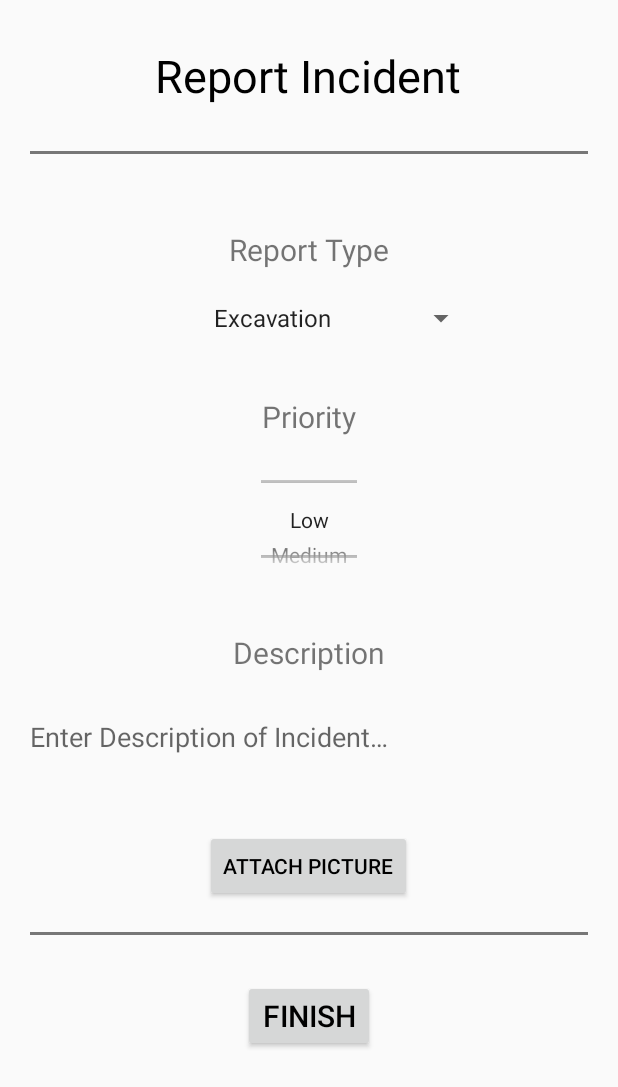
After one commit to gaurav-kay/BPCL-Track, an Android app: the ReportActivity screen opened directly, with no data from a screen before it, on a phone screen of 412 x 824 dp. The commit adds this screen. Shown: the top 1087 px of the screen. Run offline under Robolectric (Android 15) with nearby library versions, the phone set to English and light mode, and no system bars; our stand-ins replace Firebase (no records; nobody signed in at launch, a user with empty details on screens opened directly); 1 statement that could not run was skipped.

Commit message:
report activity, bugs

```diff
--- a/app/build.gradle
+++ b/app/build.gradle
@@ -27,6 +27,7 @@ dependencies {
     implementation 'com.google.firebase:firebase-firestore:21.4.3'
     implementation 'com.google.android.gms:play-services-maps:17.0.0'
     implementation 'com.google.firebase:firebase-auth:19.3.1'
+    implementation 'com.google.firebase:firebase-storage:16.0.4'
     testImplementation 'junit:junit:4.12'
     androidTestImplementation 'androidx.test.ext:junit:1.1.1'
     androidTestImplementation 'androidx.test.espresso:espresso-core:3.2.0'
--- a/app/src/main/java/com/example/bpcltrack/LoadKml.java
+++ b/app/src/main/java/com/example/bpcltrack/LoadKml.java
@@ -5,7 +5,9 @@ import android.os.AsyncTask;
 import android.util.Log;
 import android.view.View;
 
+import com.google.android.gms.maps.CameraUpdateFactory;
 import com.google.android.gms.maps.model.LatLng;
+import com.google.android.gms.maps.model.LatLngBounds;
 import com.google.android.gms.maps.model.PolylineOptions;
 
 import java.io.BufferedReader;
@@ -20,6 +22,7 @@ public class LoadKml extends AsyncTask<Void, Void, PolylineOptions> {
     private static final String TAG = "TAG";
 
     private WeakReference<MapsActivity> mapsActivityWeakReference;
+    private LatLngBounds.Builder cameraBounds = new LatLngBounds.Builder();
 
     public LoadKml(MapsActivity activity) {
         this.mapsActivityWeakReference = new WeakReference<>(activity);
@@ -51,6 +54,7 @@ public class LoadKml extends AsyncTask<Void, Void, PolylineOptions> {
                 }
                 String[] row = line.split(",");
 
+                cameraBounds.include(new LatLng(Double.parseDouble(row[1]), Double.parseDouble(row[0])));
                 polylineOptions.add(new LatLng(Double.parseDouble(row[1]), Double.parseDouble(row[0])));
             }
         } catch (IOException e) {
@@ -69,5 +73,6 @@ public class LoadKml extends AsyncTask<Void, Void, PolylineOptions> {
         activity.pipelineLatLngs = (ArrayList<LatLng>) polylineOptions.getPoints();
         activity.mMap.addPolyline(polylineOptions);
         activity.progressBar.setVisibility(View.INVISIBLE);
+        activity.mMap.moveCamera(CameraUpdateFactory.newLatLngBounds(this.cameraBounds.build(), 150));
     }
 }
--- /dev/null
+++ b/app/src/main/java/com/example/bpcltrack/ReportActivity.java
@@ -0,0 +1,237 @@
+package com.example.bpcltrack;
+
+import androidx.annotation.NonNull;
+import androidx.annotation.Nullable;
+import androidx.appcompat.app.AppCompatActivity;
+import androidx.core.content.FileProvider;
+
+import android.app.Activity;
+import android.content.Intent;
+import android.graphics.Bitmap;
+import android.graphics.BitmapFactory;
+import android.location.Location;
+import android.net.Uri;
+import android.os.Bundle;
+import android.provider.MediaStore;
+import android.util.Log;
+import android.view.View;
+import android.view.ViewGroup;
+import android.widget.ArrayAdapter;
+import android.widget.Button;
+import android.widget.EditText;
+import android.widget.ImageView;
+import android.widget.NumberPicker;
+import android.widget.ProgressBar;
+import android.widget.Spinner;
+import android.widget.Toast;
+
+import com.google.android.gms.tasks.Continuation;
+import com.google.android.gms.tasks.OnFailureListener;
+import com.google.android.gms.tasks.OnSuccessListener;
+import com.google.android.gms.tasks.Task;
+import com.google.firebase.auth.FirebaseAuth;
+import com.google.firebase.firestore.FirebaseFirestore;
+import com.google.firebase.storage.FirebaseStorage;
+import com.google.firebase.storage.StorageMetadata;
+import com.google.firebase.storage.StorageReference;
+import com.google.firebase.storage.UploadTask;
+
+import java.io.File;
+import java.text.SimpleDateFormat;
+import java.util.ArrayList;
+import java.util.Date;
+import java.util.HashMap;
+import java.util.Locale;
+import java.util.Objects;
+import java.util.UUID;
+
+public class ReportActivity extends AppCompatActivity {
+
+    private static final String TAG = "TAG";
+
+    private static final int REQUEST_IMAGE_CAPTURE = 1;
+    private static final String[] REPORT_TYPES =
+            new String[]{"Excavation", "Pipe Damage", "Pipe Leak", "Maintenance Required", "Other"};
+    private static final String[] PRIORITY_LEVELS =
+            new String[]{"Low", "Medium", "High", "Severe"};
+
+    private Button takePictureButton, submitButton;
+    private ViewGroup linearLayout;
+    private Spinner spinner;
+    private NumberPicker priorityPicker;
+    private EditText descriptionEditText;
+    private ProgressBar progressBar;
+
+    private StorageReference mStorageRef;
+    private SimpleDateFormat simpleDateFormat = new SimpleDateFormat("yyyy-MM-dd HH:mm:ss", Locale.ENGLISH);
+
+    private ArrayList<Uri> photoFileUris;
+
+    @Override
+    protected void onCreate(Bundle savedInstanceState) {
+        super.onCreate(savedInstanceState);
+        setContentView(R.layout.activity_report);
+
+        Bundle bundle = getIntent().getExtras();
+        Log.d(TAG, "onCreate: " + bundle);
+        final ArrayList<Location> locations = (ArrayList<Location>) bundle.get("locations");
+
+        photoFileUris = new ArrayList<>();
+        mStorageRef = FirebaseStorage.getInstance().getReference();
+
+        spinner = findViewById(R.id.report_type_spinner);
+        priorityPicker = findViewById(R.id.priority_picker);
+        descriptionEditText = findViewById(R.id.report_description_edit_text);
+        takePictureButton = findViewById(R.id.take_picture_button);
+        linearLayout = findViewById(R.id.linear_layout);
+        submitButton = findViewById(R.id.submit_report_button);
+        progressBar = findViewById(R.id.submit_report_progress_bar);
+
+        // spinner
+        ArrayAdapter<String> arrayAdapter = new ArrayAdapter<>(this, android.R.layout.simple_spinner_item, REPORT_TYPES);
+        arrayAdapter.setDropDownViewResource(android.R.layout.simple_spinner_dropdown_item);
+        spinner.setAdapter(arrayAdapter);
+
+        // picker
+        priorityPicker.setMinValue(0);
+        priorityPicker.setMaxValue(PRIORITY_LEVELS.length - 1);
+        priorityPicker.setValue(0);
+        priorityPicker.setWrapSelectorWheel(false);
+        priorityPicker.setDisplayedValues(PRIORITY_LEVELS);
+
+        takePictureButton.setOnClickListener(new View.OnClickListener() {
+            @Override
+            public void onClick(View v) {
+                dispatchTakePictureIntent();
+            }
+        });
+
+        submitButton.setOnClickListener(new View.OnClickListener() {
+            @Override
+            public void onClick(View v) {
+                submitReport(locations);
+            }
+        });
+    }
+
+    private void dispatchTakePictureIntent() {
+        Intent takePictureIntent = new Intent(MediaStore.ACTION_IMAGE_CAPTURE);
+        if (takePictureIntent.resolveActivity(getPackageManager()) != null) {
+            File photoFile = new File(this.getFilesDir(), "Report" + new Date().getTime() + ".jpg");
+            String authorities = getApplicationContext().getPackageName() + ".fileprovider";
+            Uri photoURI = FileProvider.getUriForFile(this, authorities, photoFile);
+
+            photoFileUris.add(photoURI);
+
+            takePictureIntent.putExtra(MediaStore.EXTRA_OUTPUT, photoURI);
+            startActivityForResult(takePictureIntent, REQUEST_IMAGE_CAPTURE);
+        }
+    }
+
+    private void submitReport(ArrayList<Location> locations) {
+        progressBar.setVisibility(View.VISIBLE);
+
+        final HashMap<String, Object> report = new HashMap<>();
+        final ArrayList<HashMap<String, Object>> imageDescriptions = new ArrayList<>();
+
+        final String reportTime = String.valueOf(new Date().getTime());
+        final FirebaseAuth auth = FirebaseAuth.getInstance();
+
+        report.put("uid", auth.getCurrentUser().getUid());
+        report.put("priority", PRIORITY_LEVELS[priorityPicker.getValue()]);
+        report.put("reportTime", reportTime);
+        report.put("description", descriptionEditText.getText().toString());
+        report.put("locations", locations);
+        report.put("reportLocation", locations.get(locations.size() - 1));
+
+        for (final Uri photoFileUri : photoFileUris) {
+            final StorageReference imageRef = mStorageRef
+                    .child(auth.getCurrentUser().getEmail())
+                    .child(reportTime)  // or simpleDateFormat
+                    .child(UUID.randomUUID().toString());
+            UploadTask uploadTask = imageRef.putFile(
+                    photoFileUri,
+                    new StorageMetadata.Builder()
+                            .setCustomMetadata(
+                                    "description",
+                                    descriptionEditText.getText().toString()
+                            )
+                            .build()
+            );
+            uploadTask.continueWithTask(new Continuation<UploadTask.TaskSnapshot, Task<Uri>>() {
+                @Override
+                public Task<Uri> then(@NonNull Task<UploadTask.TaskSnapshot> task) throws Exception {
+                    if (!task.isSuccessful()) {
+                        Log.e(TAG, "then: ", task.getException());
+                        throw Objects.requireNonNull(task.getException());
+                    }
+
+                    return imageRef.getDownloadUrl();
+                }
+            }).addOnSuccessListener(new OnSuccessListener<Uri>() {
+                @Override
+                public void onSuccess(Uri uri) {
+                    HashMap<String, Object> map = new HashMap<>();
+                    map.put("imageUrl", uri);
+                    map.put(
+                            "description",
+                            ((EditText) linearLayout.getChildAt(photoFileUris.indexOf(photoFileUri))
+                            .findViewById(R.id.picture_edit_text)).getText().toString()
+                    );
+
+                    imageDescriptions.add(map);
+                    if (imageDescriptions.size() == photoFileUris.size()) {
+                        report.put("images", imageDescriptions);
+                        updateDBWithReport(report);
+                    }
+                }
+            }).addOnFailureListener(new OnFailureListener() {
+                @Override
+                public void onFailure(@NonNull Exception e) {
+                    Log.e(TAG, "onFailure: ", e);
+                }
+            });
+        }
+    }
+
+    private void updateDBWithReport(HashMap<String, Object> report) {
+        FirebaseFirestore db = FirebaseFirestore.getInstance();
+
+        db.collection("reports")
+                .document((String) report.get("reportTime"))
+
+                .set(report)
+
+                .addOnSuccessListener(new OnSuccessListener<Void>() {
+                    @Override
+                    public void onSuccess(Void aVoid) {
+                        progressBar.setVisibility(View.GONE);
+                        Toast.makeText(ReportActivity.this, "Report Submitted", Toast.LENGTH_SHORT).show();
+                        ReportActivity.this.finish();
+                    }
+                });
+    }
+
+    @Override
+    protected void onActivityResult(int requestCode, int resultCode, @Nullable Intent data) {
+        super.onActivityResult(requestCode, resultCode, data);
+
+        if (requestCode == REQUEST_IMAGE_CAPTURE && resultCode == Activity.RESULT_OK) {
+            Bitmap bitmap = BitmapFactory.decodeFile(photoFileUris.get(photoFileUris.size() - 1).getPath());
+
+//            ImageView imageView = new ImageView(ReportActivity.this);
+//
+//            LinearLayout.LayoutParams layoutParams = new LinearLayout.LayoutParams(ViewGroup.LayoutParams.WRAP_CONTENT, ViewGroup.LayoutParams.WRAP_CONTENT);
+//            imageView.setImageBitmap(bitmap);
+//            imageView.setLayoutParams(layoutParams);
+
+            // todo: fix this shit
+
+            View imageView = View.inflate(this, R.layout.item_layout_image, null);
+
+            ((ImageView) imageView.findViewById(R.id.picture_image_view)).setImageBitmap(bitmap);
+
+            linearLayout.addView(imageView);
+        }
+    }
+}
--- /dev/null
+++ b/app/src/main/res/layout/activity_report.xml
@@ -0,0 +1,107 @@
+<?xml version="1.0" encoding="utf-8"?>
+<ScrollView
+    android:id="@+id/scroll_view"
+    xmlns:android="http://schemas.android.com/apk/res/android"
+    xmlns:tools="http://schemas.android.com/tools"
+    android:layout_width="match_parent"
+    android:layout_height="match_parent"
+    tools:context=".ReportActivity" >
+
+<!--    <RelativeLayout-->
+<!--        android:layout_width="match_parent"-->
+<!--        android:layout_height="wrap_content">-->
+        <LinearLayout
+            android:layout_width="match_parent"
+            android:layout_height="wrap_content"
+            android:orientation="vertical"
+            android:gravity="center"
+            android:layout_margin="10dp"
+            android:scrollbars="vertical">
+
+            <TextView
+                android:layout_width="wrap_content"
+                android:layout_height="wrap_content"
+                android:text="@string/report_incident"
+                android:textColor="#000"
+                android:textSize="30sp"
+                android:layout_marginBottom="30dp"
+                android:layout_margin="20dp" />
+
+            <View
+                android:layout_width="match_parent"
+                android:layout_height="2dp"
+                android:layout_margin="10dp"
+                android:background="#777" />
+
+            <TextView
+                style="@style/StaticTextViewTheme"
+                android:text="@string/report_type_static" />
+            <Spinner
+                android:id="@+id/report_type_spinner"
+                android:gravity="center"
+                android:textAlignment="center"
+                android:layout_width="wrap_content"
+                android:layout_height="wrap_content" />
+
+            <TextView
+                style="@style/StaticTextViewTheme"
+                android:text="@string/priority_static" />
+            <NumberPicker
+                android:id="@+id/priority_picker"
+                android:layout_width="wrap_content"
+                android:layout_height="70dp"/>
+
+            <TextView
+                style="@style/StaticTextViewTheme"
+                android:text="@string/description_static" />
+            <EditText
+                android:id="@+id/report_description_edit_text"
+                android:layout_width="match_parent"
+                android:layout_height="wrap_content"
+                android:inputType="textMultiLine"
+                android:importantForAutofill="no"
+                android:background="@null"
+                android:padding="10dp"
+                android:hint="@string/enter_description_of_incident" />
+
+            <Button
+                android:id="@+id/take_picture_button"
+                android:layout_width="wrap_content"
+                android:layout_height="wrap_content"
+                android:layout_marginTop="40dp"
+                android:layout_marginBottom="10dp"
+                android:text="@string/attach_picture"
+                android:textColor="#000" />
+
+            <LinearLayout
+                android:id="@+id/linear_layout"
+                android:layout_width="match_parent"
+                android:layout_height="wrap_content"
+                android:gravity="center"
+                android:orientation="vertical" />
+
+            <View
+                android:layout_width="match_parent"
+                android:layout_height="2dp"
+                android:layout_margin="10dp"
+                android:background="#777" />
+
+            <Button
+                android:id="@+id/submit_report_button"
+                android:layout_width="wrap_content"
+                android:layout_height="wrap_content"
+                android:text="@string/stop_button_text"
+                android:layout_margin="20dp"
+                android:textSize="20sp"
+                android:textColor="#000" />
+
+            <ProgressBar
+                android:id="@+id/submit_report_progress_bar"
+                android:layout_width="wrap_content"
+                android:visibility="gone"
+                android:layout_height="wrap_content" />
+
+        </LinearLayout>
+<!--    </RelativeLayout>-->
+
+</ScrollView>
--- a/app/src/main/res/values/strings.xml
+++ b/app/src/main/res/values/strings.xml
@@ -7,4 +7,10 @@
     <string name="email_edit_text_hint">Enter email</string>
     <string name="password_edit_text_hint">Enter password</string>
     <string name="sign_in_button_hint">SIGN IN</string>
+    <string name="report_incident">Report Incident</string>
+    <string name="priority_static">Priority</string>
+    <string name="report_type_static">Report Type</string>
+    <string name="description_static">Description</string>
+    <string name="enter_description_of_incident">Enter Description of Incident…</string>
+    <string name="attach_picture">Attach Picture</string>
 </resources>
--- a/app/src/main/res/values/styles.xml
+++ b/app/src/main/res/values/styles.xml
@@ -1,11 +1,29 @@
 <resources>
 
     <!-- Base application theme. -->
-    <style name="AppTheme" parent="Theme.AppCompat.Light.DarkActionBar">
+    <style name="AppTheme" parent="Theme.AppCompat.Light.NoActionBar">
         <!-- Customize your theme here. -->
         <item name="colorPrimary">@color/colorPrimary</item>
         <item name="colorPrimaryDark">@color/colorPrimaryDark</item>
         <item name="colorAccent">@color/colorAccent</item>
     </style>
 
+    <!-- Static TextView theme -->
+    <style name="StaticTextViewTheme">
+        <item name="android:layout_width">wrap_content</item>
+        <item name="android:layout_height">wrap_content</item>
+        <item name="android:textSize">20sp</item>
+        <item name="android:layout_marginTop">40dp</item>
+        <item name="android:layout_marginBottom">20dp</item>
+        <item name="android:layout_marginLeft">20dp</item>
+        <item name="android:layout_marginRight">20dp</item>
+    </style>
+
+    <!-- ImageView theme-->
+    <style name="ImageViewTheme">
+        <item name="android:layout_width">wrap_content</item>
+        <item name="android:layout_height">wrap_content</item>
+    </style>
+
+
 </resources>
--- /dev/null
+++ b/app/src/main/res/xml/file_paths.xml
@@ -0,0 +1,5 @@
+<paths>
+    <files-path
+        name="files"
+        path="." />
+</paths>
```
Also changed, not shown: app/src/main/AndroidManifest.xml (+17 -8 lines), app/src/main/java/com/example/bpcltrack/MapsActivity.java (+52 -20 lines), app/src/main/res/layout/item_layout_image.xml (added, +23 -0 lines).
